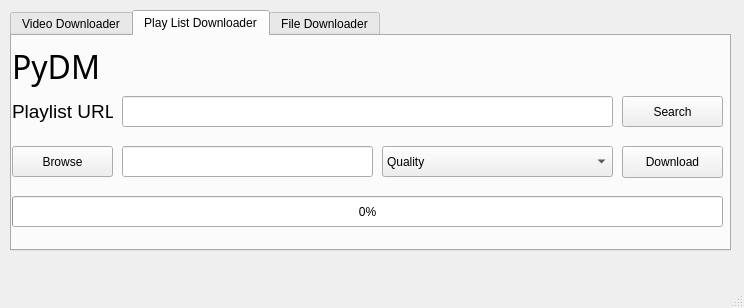
Qt form main.ui (zeyad-hisham-cyper/Pyhon_Download_Manager) before a commit.
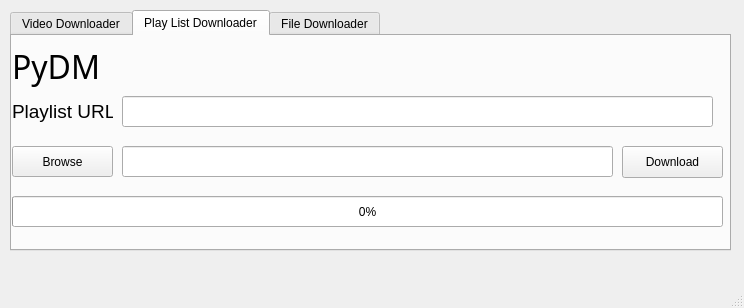
The same form after that commit. The open tabs and pages were chosen to show the change. Icons and pictures are not drawn.

Commit message: Play list done

Patch:
```diff
--- a/main.ui
+++ b/main.ui
@@ -2190,21 +2190,6 @@
      <attribute name="title">
       <string>Play List Downloader</string>
      </attribute>
-     <widget class="QComboBox" name="comboBox_2">
-      <property name="geometry">
-       <rect>
-        <x>370</x>
-        <y>110</y>
-        <width>231</width>
-        <height>31</height>
-       </rect>
-      </property>
-      <item>
-       <property name="text">
-        <string>Quality</string>
-       </property>
-      </item>
-     </widget>
      <widget class="QLabel" name="label_2">
       <property name="geometry">
        <rect>
@@ -2254,33 +2239,20 @@
        <rect>
         <x>110</x>
         <y>110</y>
-        <width>251</width>
-        <height>31</height>
-       </rect>
-      </property>
-     </widget>
-     <widget class="QLineEdit" name="lineEdit_2">
-      <property name="geometry">
-       <rect>
-        <x>110</x>
-        <y>60</y>
         <width>491</width>
         <height>31</height>
        </rect>
       </property>
      </widget>
-     <widget class="QPushButton" name="Download1_3">
+     <widget class="QLineEdit" name="lineEdit_2">
       <property name="geometry">
        <rect>
-        <x>610</x>
+        <x>110</x>
         <y>60</y>
-        <width>101</width>
+        <width>591</width>
         <height>31</height>
        </rect>
       </property>
-      <property name="text">
-       <string>Search</string>
-      </property>
      </widget>
      <widget class="QLabel" name="Title_2">
       <property name="geometry">
```
Left out of the diff: 5 changed lines with no effect on the pictures. The commit also changes 1 other file.
